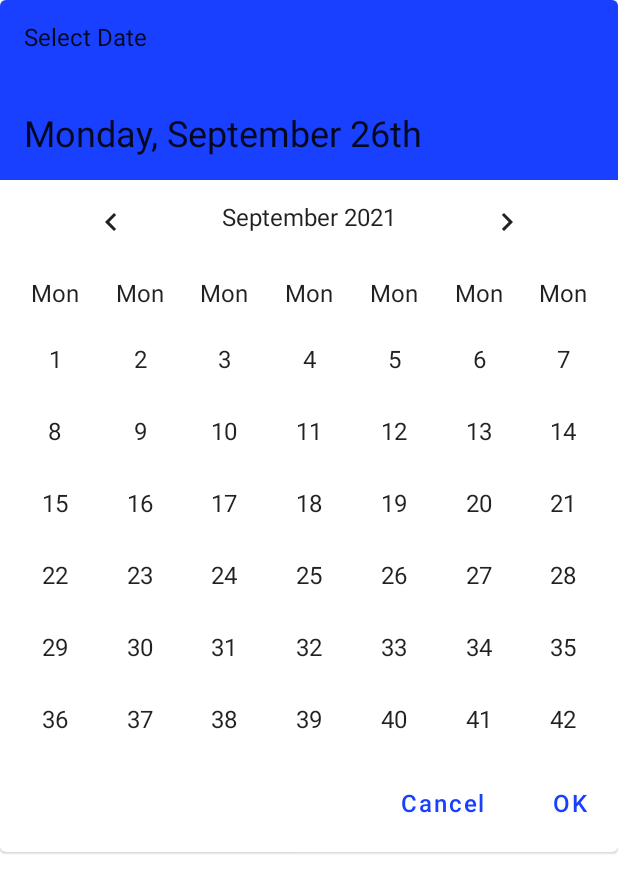
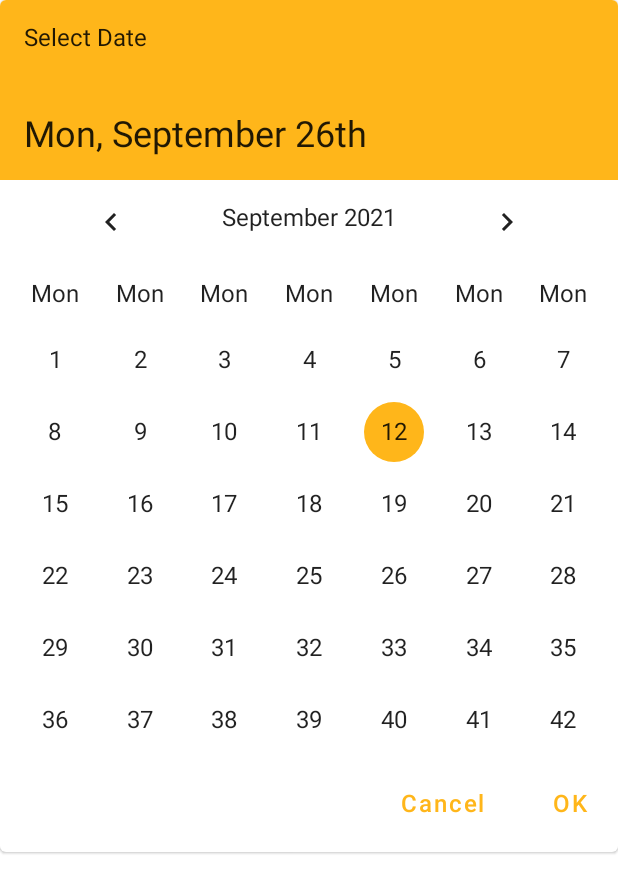
Before and after one commit to helloxmoto11/TrackMyFitness, an Android app built with Jetpack Compose: the composable CustomCalendar shown on its own in the app's theme, on a phone screen of 412 x 824 dp. Shown: the top 893 px of the screen. Run offline under Robolectric (Android 15) with nearby library versions, the phone set to English and light mode, and no system bars.

Commit message:
Got Calendar Dialog to Display

```diff
--- a/app/src/main/java/com/manuelcaravantes/trackmyfitness/ui/components/Calendar.kt
+++ b/app/src/main/java/com/manuelcaravantes/trackmyfitness/ui/components/Calendar.kt
@@ -11,14 +11,17 @@ import androidx.compose.material.icons.filled.KeyboardArrowRight
 import androidx.compose.runtime.Composable
 import androidx.compose.ui.Alignment
 import androidx.compose.ui.Modifier
-import androidx.compose.ui.graphics.Color
 import androidx.compose.ui.tooling.preview.Preview
 import androidx.compose.ui.unit.dp
 import androidx.compose.ui.unit.sp
 import com.manuelcaravantes.trackmyfitness.ui.theme.TrackMyFitnessTheme
 
+
+
 @Composable
-fun CustomCalendar() {
+fun CustomCalendar(
+    onCancelPressed: () -> Unit
+) {
     Card() {
         Column(
             Modifier
@@ -29,12 +32,12 @@ fun CustomCalendar() {
                 Modifier
                     .fillMaxWidth()
                     .height(120.dp)
-                    .background(MaterialTheme.colors.primary)
+                    .background(MaterialTheme.colors.secondary)
                     .padding(16.dp),
                 verticalArrangement = Arrangement.SpaceBetween
             ) {
                 Text(text = "Select Date", fontSize = 16.sp)
-                Text(text = "Monday, September 26th", fontSize = 24.sp)
+                Text(text = "Mon, September 26th", fontSize = 24.sp)
             }
             Row(
                 Modifier
@@ -42,9 +45,15 @@ fun CustomCalendar() {
                     .padding(top = 16.dp, bottom = 16.dp),
                 horizontalArrangement = Arrangement.SpaceEvenly
             ) {
-                Icon(imageVector = Icons.Default.KeyboardArrowLeft, contentDescription = "left arrow")
+                Icon(
+                    imageVector = Icons.Default.KeyboardArrowLeft,
+                    contentDescription = "left arrow"
+                )
                 Text(text = "September 2021")
-                Icon(imageVector = Icons.Default.KeyboardArrowRight, contentDescription = "right arrow")
+                Icon(
+                    imageVector = Icons.Default.KeyboardArrowRight,
+                    contentDescription = "right arrow"
+                )
             }
             //CALENDAR DAYS BOX
             var count = 1
@@ -82,9 +91,10 @@ fun CustomCalendar() {
                                 .align(Alignment.CenterVertically)
 
                         ) {
+                            val color = MaterialTheme.colors.secondary
+                            if (count == 12)
                             Canvas(modifier = Modifier.fillMaxSize()) {
-                                if (count == 12)
-                                drawCircle(Color.Red)
+                                    drawCircle(color = color)
                             }
                             Text(
                                 text = "$count",
@@ -102,12 +112,20 @@ fun CustomCalendar() {
                     .padding(top = 8.dp, bottom = 8.dp),
                 horizontalArrangement = Arrangement.End
             ) {
-                TextButton(onClick = { /*TODO*/ }) {
-                    Text(text = "Cancel", fontSize = 16.sp)
+                TextButton(onClick = onCancelPressed) {
+                    Text(
+                        text = "Cancel",
+                        fontSize = 16.sp,
+                        color = MaterialTheme.colors.secondary
+                    )
                 }
                 Spacer(modifier = Modifier.width(16.dp))
                 TextButton(onClick = { /*TODO*/ }) {
-                    Text(text = "OK", fontSize = 16.sp)
+                    Text(
+                        text = "OK",
+                        fontSize = 16.sp,
+                        color = MaterialTheme.colors.secondary
+                    )
                 }
             }
         }
@@ -119,6 +137,6 @@ fun CustomCalendar() {
 @Composable
 fun PreviewCustomCalendar() {
     TrackMyFitnessTheme() {
-        CustomCalendar()
+        CustomCalendar {}
     }
 }
```
Also changed, not shown: app/src/main/java/com/manuelcaravantes/trackmyfitness/ui/addexercise/AddExerciseScreen.kt (+18 -3 lines).
